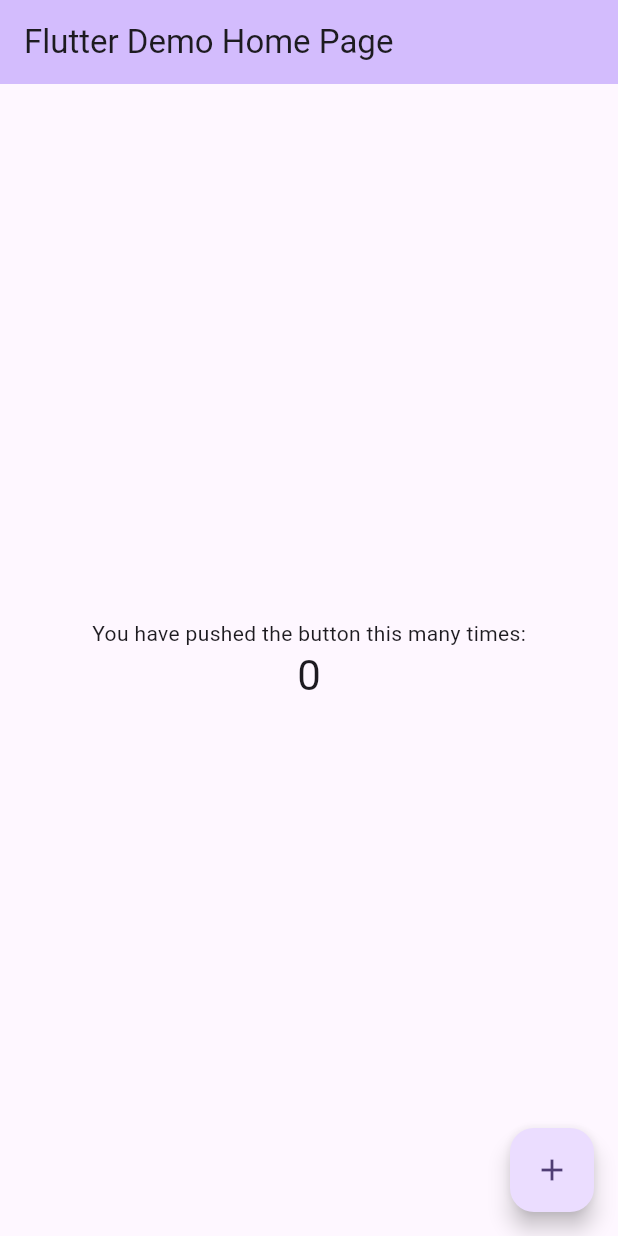
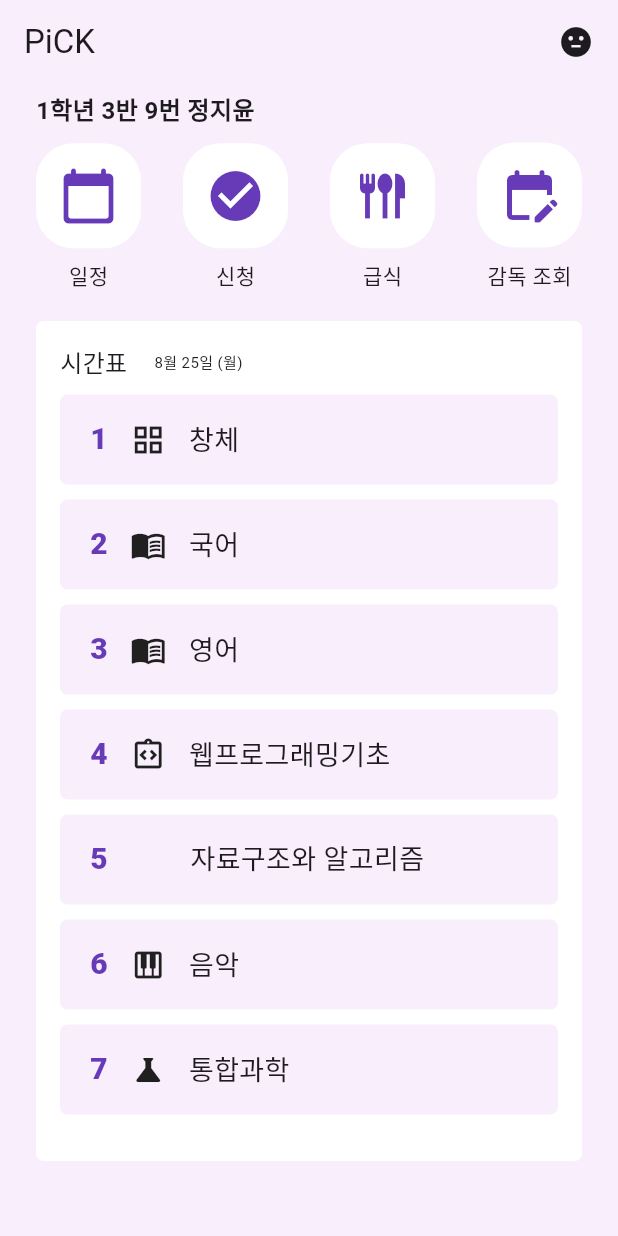
Before and after one commit to jiyun040/pick_clone, a Flutter app: the screen it shows after launch, on a phone screen of 412 x 824 dp. Run offline on Flutter 3.47's test engine with Material 3 defaults, Android fonts, the phone set to English and light mode, and no system bars.

Commit message:
pick clone
픽 메인 뷰 클론코딩 입니다.

```diff
--- a/lib/main.dart
+++ b/lib/main.dart
@@ -1,4 +1,5 @@
 import 'package:flutter/material.dart';
+import 'package:pick_clone/view/main_screen.dart';
 
 void main() {
   runApp(const MyApp());
@@ -11,115 +12,8 @@ class MyApp extends StatelessWidget {
   @override
   Widget build(BuildContext context) {
     return MaterialApp(
-      title: 'Flutter Demo',
-      theme: ThemeData(
-        // This is the theme of your application.
-        //
-        // TRY THIS: Try running your application with "flutter run". You'll see
-        // the application has a purple toolbar. Then, without quitting the app,
-        // try changing the seedColor in the colorScheme below to Colors.green
-        // and then invoke "hot reload" (save your changes or press the "hot
-        // reload" button in a Flutter-supported IDE, or press "r" if you used
-        // the command line to start the app).
-        //
-        // Notice that the counter didn't reset back to zero; the application
-        // state is not lost during the reload. To reset the state, use hot
-        // restart instead.
-        //
-        // This works for code too, not just values: Most code changes can be
-        // tested with just a hot reload.
-        colorScheme: ColorScheme.fromSeed(seedColor: Colors.deepPurple),
-        useMaterial3: true,
-      ),
-      home: const MyHomePage(title: 'Flutter Demo Home Page'),
+      debugShowCheckedModeBanner: false,
+      home: const MainScreen(),
     );
   }
 }
-
-class MyHomePage extends StatefulWidget {
-  const MyHomePage({super.key, required this.title});
-
-  // This widget is the home page of your application. It is stateful, meaning
-  // that it has a State object (defined below) that contains fields that affect
-  // how it looks.
-
-  // This class is the configuration for the state. It holds the values (in this
-  // case the title) provided by the parent (in this case the App widget) and
-  // used by the build method of the State. Fields in a Widget subclass are
-  // always marked "final".
-
-  final String title;
-
-  @override
-  State<MyHomePage> createState() => _MyHomePageState();
-}
-
-class _MyHomePageState extends State<MyHomePage> {
-  int _counter = 0;
-
-  void _incrementCounter() {
-    setState(() {
-      // This call to setState tells the Flutter framework that something has
-      // changed in this State, which causes it to rerun the build method below
-      // so that the display can reflect the updated values. If we changed
-      // _counter without calling setState(), then the build method would not be
-      // called again, and so nothing would appear to happen.
-      _counter++;
-    });
-  }
-
-  @override
-  Widget build(BuildContext context) {
-    // This method is rerun every time setState is called, for instance as done
-    // by the _incrementCounter method above.
-    //
-    // The Flutter framework has been optimized to make rerunning build methods
-    // fast, so that you can just rebuild anything that needs updating rather
-    // than having to individually change instances of widgets.
-    return Scaffold(
-      appBar: AppBar(
-        // TRY THIS: Try changing the color here to a specific color (to
-        // Colors.amber, perhaps?) and trigger a hot reload to see the AppBar
-        // change color while the other colors stay the same.
-        backgroundColor: Theme.of(context).colorScheme.inversePrimary,
-        // Here we take the value from the MyHomePage object that was created by
-        // the App.build method, and use it to set our appbar title.
-        title: Text(widget.title),
-      ),
-      body: Center(
-        // Center is a layout widget. It takes a single child and positions it
-        // in the middle of the parent.
-        child: Column(
-          // Column is also a layout widget. It takes a list of children and
-          // arranges them vertically. By default, it sizes itself to fit its
-          // children horizontally, and tries to be as tall as its parent.
-          //
-          // Column has various properties to control how it sizes itself and
-          // how it positions its children. Here we use mainAxisAlignment to
-          // center the children vertically; the main axis here is the vertical
-          // axis because Columns are vertical (the cross axis would be
-          // horizontal).
-          //
-          // TRY THIS: Invoke "debug painting" (choose the "Toggle Debug Paint"
-          // action in the IDE, or press "p" in the console), to see the
-          // wireframe for each widget.
-          mainAxisAlignment: MainAxisAlignment.center,
-          children: <Widget>[
-            const Text(
-              'You have pushed the button this many times:',
-            ),
-            Text(
-              '$_counter',
-              style: Theme.of(context).textTheme.headlineMedium,
-            ),
-          ],
-        ),
-      ),
-      floatingActionButton: FloatingActionButton(
-        onPressed: _incrementCounter,
-        tooltip: 'Increment',
-        child: const Icon(Icons.add),
-      ), // This trailing comma makes auto-formatting nicer for build methods.
-    );
-  }
-}
--- /dev/null
+++ b/lib/view/main_screen.dart
@@ -0,0 +1,364 @@
+import 'package:flutter/material.dart';
+
+class MainScreen extends StatelessWidget {
+  const MainScreen({super.key});
+
+  @override
+  Widget build(BuildContext context) {
+    return Scaffold(
+      backgroundColor: const Color(0xFFF9EEFB),
+      appBar: AppBar(
+        backgroundColor: const Color(0xFFF9EEFB),
+        title: const Row(
+          mainAxisAlignment: MainAxisAlignment.spaceBetween,
+          children: [
+            Text('PiCK'),
+            Icon(
+              Icons.sentiment_neutral_sharp,
+            ),
+          ],
+        ),
+      ),
+      body: SafeArea(
+        child: Padding(
+          padding: const EdgeInsets.symmetric(horizontal: 24),
+          child: Column(
+            crossAxisAlignment: CrossAxisAlignment.start,
+            children: [
+              const SizedBox(height: 5),
+              const Text(
+                '1학년 3반 9번 정지윤',
+                style: TextStyle(
+                  fontSize: 16,
+                  fontWeight: FontWeight.w600,
+                ),
+              ),
+              const SizedBox(height: 10),
+              Row(
+                children: [
+                  Column(
+                    children: [
+                      Container(
+                        decoration: BoxDecoration(
+                            color: Colors.white,
+                            borderRadius: BorderRadius.circular(25)),
+                        width: 70,
+                        height: 70,
+                        child: const Icon(
+                          Icons.calendar_today_rounded,
+                          color: Colors.deepPurple,
+                          size: 40,
+                        ),
+                      ),
+                      const SizedBox(height: 8),
+                      const Text('일정'),
+                    ],
+                  ),
+                  const Spacer(),
+                  Column(
+                    children: [
+                      Container(
+                        decoration: BoxDecoration(
+                          color: Colors.white,
+                          borderRadius: BorderRadius.circular(25),
+                        ),
+                        width: 70,
+                        height: 70,
+                        child: const Icon(
+                          Icons.check_circle,
+                          color: Colors.deepPurple,
+                          size: 40,
+                        ),
+                      ),
+                      const SizedBox(height: 8),
+                      const Text('신청'),
+                    ],
+                  ),
+                  const Spacer(),
+                  Column(
+                    children: [
+                      Container(
+                        decoration: BoxDecoration(
+                          borderRadius: BorderRadius.circular(25),
+                          color: Colors.white,
+                        ),
+                        width: 70,
+                        height: 70,
+                        child: const Icon(
+                          Icons.flatware,
+                          color: Colors.deepPurple,
+                          size: 40,
+                        ),
+                      ),
+                      const SizedBox(height: 8),
+                      const Text('급식'),
+                    ],
+                  ),
+                  const Spacer(),
+                  Column(
+                    children: [
+                      Container(
+                        decoration: BoxDecoration(
+                          borderRadius: BorderRadius.circular(25),
+                          color: Colors.white,
+                        ),
+                        width: 70,
+                        height: 70,
+                        child: const Icon(
+                          Icons.edit_calendar_rounded,
+                          color: Colors.deepPurple,
+                          size: 40,
+                        ),
+                      ),
+                      const SizedBox(height: 8),
+                      const Text('감독 조회'),
+                    ],
+                  ),
+                ],
+              ),
+              const SizedBox(height: 20),
+              Container(
+                decoration: BoxDecoration(
+                  borderRadius: BorderRadius.circular(5),
+                  color: Colors.white,
+                ),
+                width: 400,
+                height: 560,
+                child: Padding(
+                  padding: const EdgeInsets.all(16),
+                  child: Column(
+                    children: [
+                      const Row(
+                        mainAxisAlignment: MainAxisAlignment.start,
+                        children: [
+                          Text(
+                            '시간표',
+                            style: TextStyle(fontSize: 16),
+                          ),
+                          SizedBox(width: 18),
+                          Text(
+                            '8월 25일 (월)',
+                            style: TextStyle(
+                              fontSize: 10,
+                              color: Color(0xFF222121),
+                            ),
+                          ),
+                        ],
+                      ),
+                      const SizedBox(height: 10),
+                      Column(
+                        mainAxisAlignment: MainAxisAlignment.spaceEvenly,
+                        children: [
+                          Container(
+                            decoration: BoxDecoration(
+                              color: const Color(0xFFF9EEFB),
+                              borderRadius: BorderRadius.circular(5),
+                            ),
+                            width: 400,
+                            height: 60,
+                            child: const Row(
+                              children: [
+                                SizedBox(width: 20),
+                                Text(
+                                  '1',
+                                  style: TextStyle(
+                                    fontSize: 20,
+                                    fontWeight: FontWeight.w800,
+                                    color: Colors.deepPurple,
+                                  ),
+                                ),
+                                SizedBox(width: 15),
+                                Icon(Icons.grid_view),
+                                SizedBox(width: 15),
+                                Text(
+                                  '창체',
+                                  style: TextStyle(fontSize: 18),
+                                ),
+                              ],
+                            ),
+                          ),
+                          const SizedBox(height: 10),
+                          Container(
+                            decoration: BoxDecoration(
+                              color: const Color(0xFFF9EEFB),
+                              borderRadius: BorderRadius.circular(5),
+                            ),
+                            width: 400,
+                            height: 60,
+                            child: const Row(
+                              children: [
+                                SizedBox(width: 20),
+                                Text(
+                                  '2',
+                                  style: TextStyle(
+                                    fontSize: 20,
+                                    fontWeight: FontWeight.w800,
+                                    color: Colors.deepPurple,
+                                  ),
+                                ),
+                                SizedBox(width: 15),
+                                Icon(Icons.menu_book),
+                                SizedBox(width: 15),
+                                Text(
+                                  '국어',
+                                  style: TextStyle(fontSize: 18),
+                                ),
+                              ],
+                            ),
+                          ),
+                          const SizedBox(height: 10),
+                          Container(
+                            decoration: BoxDecoration(
+                              color: const Color(0xFFF9EEFB),
+                              borderRadius: BorderRadius.circular(5),
+                            ),
+                            width: 400,
+                            height: 60,
+                            child: const Row(
+                              children: [
+                                SizedBox(width: 20),
+                                Text(
+                                  '3',
+                                  style: TextStyle(
+                                    fontSize: 20,
+                                    fontWeight: FontWeight.w800,
+                                    color: Colors.deepPurple,
+                                  ),
+                                ),
+                                SizedBox(width: 15),
+                                Icon(Icons.menu_book_outlined),
+                                SizedBox(width: 15),
+                                Text(
+                                  '영어',
+                                  style: TextStyle(fontSize: 18),
+                                ),
+                              ],
+                            ),
+                          ),
+                          const SizedBox(height: 10),
+                          Container(
+                            decoration: BoxDecoration(
+                              color: const Color(0xFFF9EEFB),
+                              borderRadius: BorderRadius.circular(5),
+                            ),
+                            width: 400,
+                            height: 60,
+                            child: const Row(
+                              children: [
+                                SizedBox(width: 20),
+                                Text(
+                                  '4',
+                                  style: TextStyle(
+                                    fontSize: 20,
+                                    fontWeight: FontWeight.w800,
+                                    color: Colors.deepPurple,
+                                  ),
+                                ),
+                                SizedBox(width: 15),
+                                Icon(Icons.integration_instructions_outlined),
+                                SizedBox(width: 15),
+                                Text(
+                                  '웹프로그래밍기초',
+                                  style: TextStyle(fontSize: 18),
+                                ),
+                              ],
+                            ),
+                          ),
+                          const SizedBox(height: 10),
+                          Container(
+                            decoration: BoxDecoration(
+                              color: const Color(0xFFF9EEFB),
+                              borderRadius: BorderRadius.circular(5),
+                            ),
+                            width: 400,
+                            height: 60,
+                            child: const Row(
+                              children: [
+                                SizedBox(width: 20),
+                                Text(
+                                  '5',
+                                  style: TextStyle(
+                                    fontSize: 20,
+                                    fontWeight: FontWeight.w800,
+                                    color: Colors.deepPurple,
+                                  ),
+                                ),
+                                SizedBox(width: 55),
+                                Text(
+                                  '자료구조와 알고리즘',
+                                  style: TextStyle(fontSize: 18),
+                                ),
+                              ],
+                            ),
+                          ),
+                          const SizedBox(height: 10),
+                          Container(
+                            decoration: BoxDecoration(
+                              color: const Color(0xFFF9EEFB),
+                              borderRadius: BorderRadius.circular(5),
+                            ),
+                            width: 400,
+                            height: 60,
+                            child: const Row(
+                              children: [
+                                SizedBox(width: 20),
+                                Text(
+                                  '6',
+                                  style: TextStyle(
+                                    fontSize: 20,
+                                    fontWeight: FontWeight.w800,
+                                    color: Colors.deepPurple,
+                                  ),
+                                ),
+                                SizedBox(width: 15),
+                                Icon(Icons.piano),
+                                SizedBox(width: 15),
+                                Text(
+                                  '음악',
+                                  style: TextStyle(fontSize: 18),
+                                ),
+                              ],
+                            ),
+                          ),
+                          const SizedBox(height: 10),
+                          Container(
+                            decoration: BoxDecoration(
+                              color: const Color(0xFFF9EEFB),
+                              borderRadius: BorderRadius.circular(5),
+                            ),
+                            width: 400,
+                            height: 60,
+                            child: const Row(
+                              children: [
+                                SizedBox(width: 20),
+                                Text(
+                                  '7',
+                                  style: TextStyle(
+                                    fontSize: 20,
+                                    fontWeight: FontWeight.w800,
+                                    color: Colors.deepPurple,
+                                  ),
+                                ),
+                                SizedBox(width: 15),
+                                Icon(Icons.science),
+                                SizedBox(width: 15),
+                                Text(
+                                  '통합과학',
+                                  style: TextStyle(fontSize: 18),
+                                ),
+                              ],
+                            ),
+                          ),
+                        ],
+                      ),
+                    ],
+                  ),
+                ),
+              ),
+            ],
+          ),
+        ),
+      ),
+    );
+  }
+}
```
